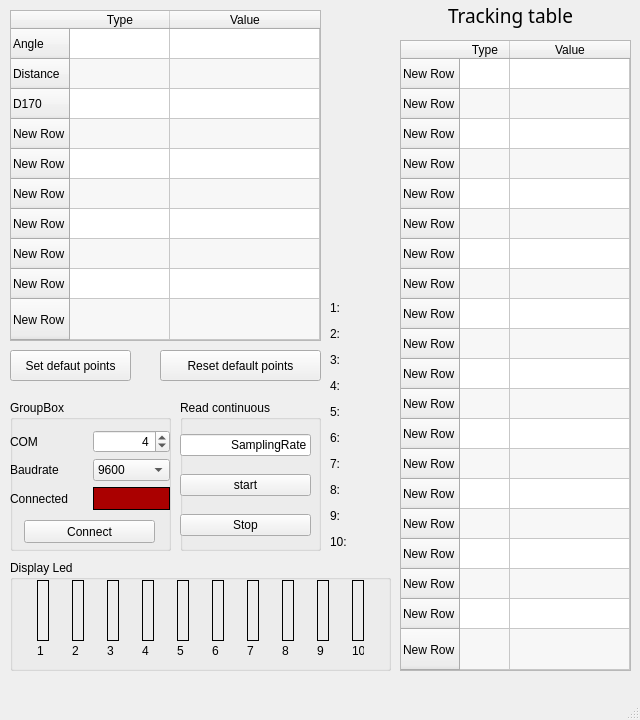
Before: the Qt Designer form Communication/ModbusRTU/GUI/modbus_gui_lite.ui in Marco-Nguyen/RobotVision, drawn with Qt 5.
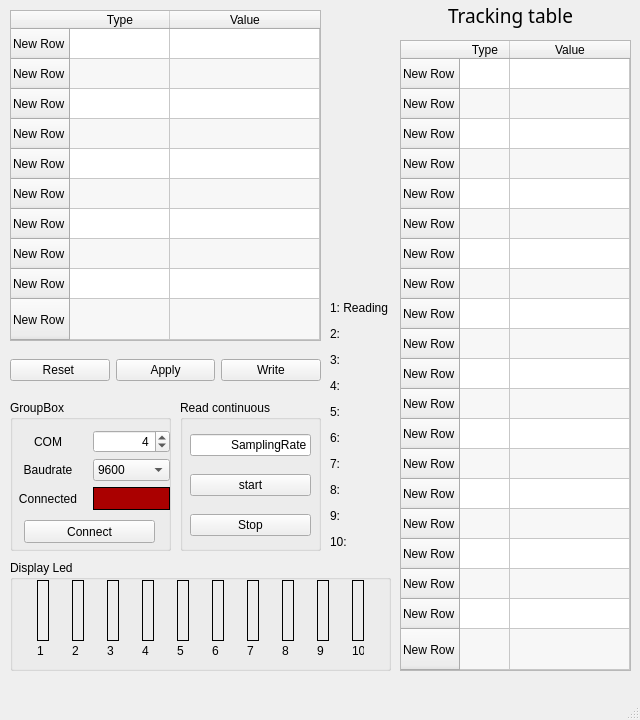
After: the same form once the commit is applied.

```diff
--- a/Communication/ModbusRTU/GUI/modbus_gui_lite.ui
+++ b/Communication/ModbusRTU/GUI/modbus_gui_lite.ui
@@ -596,19 +596,6 @@
       </layout>
      </widget>
     </widget>
-    <widget class="QPushButton" name="setValue">
-     <property name="geometry">
-      <rect>
-       <x>10</x>
-       <y>350</y>
-       <width>121</width>
-       <height>31</height>
-      </rect>
-     </property>
-     <property name="text">
-      <string>Set defaut points</string>
-     </property>
-    </widget>
     <widget class="QTableWidget" name="setValueTable">
      <property name="geometry">
       <rect>
@@ -662,17 +649,17 @@
      </attribute>
      <row>
       <property name="text">
-       <string>Angle</string>
+       <string>New Row</string>
       </property>
      </row>
      <row>
       <property name="text">
-       <string>Distance</string>
+       <string>New Row</string>
       </property>
      </row>
      <row>
       <property name="text">
-       <string>D170</string>
+       <string>New Row</string>
       </property>
      </row>
      <row>
@@ -721,19 +708,6 @@
       </property>
      </column>
     </widget>
-    <widget class="QPushButton" name="resetValues">
-     <property name="geometry">
-      <rect>
-       <x>160</x>
-       <y>350</y>
-       <width>161</width>
-       <height>31</height>
-      </rect>
-     </property>
-     <property name="text">
-      <string>Reset default points</string>
-     </property>
-    </widget>
     <widget class="QGroupBox" name="groupBox_2">
      <property name="geometry">
       <rect>
@@ -749,9 +723,9 @@
      <widget class="QWidget" name="verticalLayoutWidget">
       <property name="geometry">
        <rect>
-        <x>0</x>
+        <x>10</x>
         <y>20</y>
-        <width>131</width>
+        <width>121</width>
         <height>131</height>
        </rect>
       </property>
@@ -790,6 +764,12 @@
        </item>
        <item>
         <widget class="QPushButton" name="stopReading">
+         <property name="sizePolicy">
+          <sizepolicy hsizetype="Minimum" vsizetype="Maximum">
+           <horstretch>0</horstretch>
+           <verstretch>0</verstretch>
+          </sizepolicy>
+         </property>
          <property name="text">
           <string>Stop</string>
          </property>
@@ -851,18 +831,24 @@
      <widget class="QWidget" name="gridLayoutWidget">
       <property name="geometry">
        <rect>
-        <x>0</x>
+        <x>-1</x>
         <y>30</y>
-        <width>160</width>
+        <width>161</width>
         <height>80</height>
        </rect>
       </property>
       <layout class="QGridLayout" name="gridLayout">
+       <property name="sizeConstraint">
+        <enum>QLayout::SetMaximumSize</enum>
+       </property>
        <item row="1" column="0">
         <widget class="QLabel" name="baudrate">
          <property name="text">
           <string>Baudrate</string>
          </property>
+         <property name="alignment">
+          <set>Qt::AlignCenter</set>
+         </property>
         </widget>
        </item>
        <item row="2" column="0">
@@ -870,6 +856,9 @@
          <property name="text">
           <string>Connected</string>
          </property>
+         <property name="alignment">
+          <set>Qt::AlignCenter</set>
+         </property>
         </widget>
        </item>
        <item row="0" column="1">
@@ -946,6 +935,9 @@
          <property name="text">
           <string>COM</string>
          </property>
+         <property name="alignment">
+          <set>Qt::AlignCenter</set>
+         </property>
         </widget>
        </item>
       </layout>
@@ -961,9 +953,60 @@
       </rect>
      </property>
      <property name="text">
-      <string>&lt;html&gt;&lt;head/&gt;&lt;body&gt;&lt;p&gt;1:&lt;/p&gt;&lt;p&gt;2:&lt;/p&gt;&lt;p&gt;3:&lt;/p&gt;&lt;p&gt;4:&lt;/p&gt;&lt;p&gt;5:&lt;/p&gt;&lt;p&gt;6:&lt;/p&gt;&lt;p&gt;7:&lt;/p&gt;&lt;p&gt;8:&lt;/p&gt;&lt;p&gt;9:&lt;/p&gt;&lt;p&gt;10:&lt;/p&gt;&lt;/body&gt;&lt;/html&gt;</string>
+      <string>&lt;html&gt;&lt;head/&gt;&lt;body&gt;&lt;p&gt;1: Reading&lt;/p&gt;&lt;p&gt;2:&lt;/p&gt;&lt;p&gt;3:&lt;/p&gt;&lt;p&gt;4:&lt;/p&gt;&lt;p&gt;5:&lt;/p&gt;&lt;p&gt;6:&lt;/p&gt;&lt;p&gt;7:&lt;/p&gt;&lt;p&gt;8:&lt;/p&gt;&lt;p&gt;9:&lt;/p&gt;&lt;p&gt;10:&lt;/p&gt;&lt;/body&gt;&lt;/html&gt;</string>
      </property>
     </widget>
+    <widget class="QWidget" name="horizontalLayoutWidget">
+     <property name="geometry">
+      <rect>
+       <x>10</x>
+       <y>340</y>
+       <width>311</width>
+       <height>61</height>
+      </rect>
+     </property>
+     <layout class="QHBoxLayout" name="horizontalLayout">
+      <item>
+       <widget class="QPushButton" name="resetValues">
+        <property name="sizePolicy">
+         <sizepolicy hsizetype="Minimum" vsizetype="Maximum">
+          <horstretch>0</horstretch>
+          <verstretch>0</verstretch>
+         </sizepolicy>
+        </property>
+        <property name="text">
+         <string>Reset </string>
+        </property>
+       </widget>
+      </item>
+      <item>
+       <widget class="QPushButton" name="updateValues">
+        <property name="sizePolicy">
+         <sizepolicy hsizetype="Minimum" vsizetype="Maximum">
+          <horstretch>0</horstretch>
+          <verstretch>0</verstretch>
+         </sizepolicy>
+        </property>
+        <property name="text">
+         <string>Apply</string>
+        </property>
+       </widget>
+      </item>
+      <item>
+       <widget class="QPushButton" name="setValue">
+        <property name="sizePolicy">
+         <sizepolicy hsizetype="Minimum" vsizetype="Maximum">
+          <horstretch>0</horstretch>
+          <verstretch>0</verstretch>
+         </sizepolicy>
+        </property>
+        <property name="text">
+         <string>Write</string>
+        </property>
+       </widget>
+      </item>
+     </layout>
+    </widget>
     <zorder>groupBox_3</zorder>
     <zorder>trackingTable</zorder>
     <zorder>groupBox</zorder>
```
Left out of the diff: 3 changed lines with no effect on the pictures.
